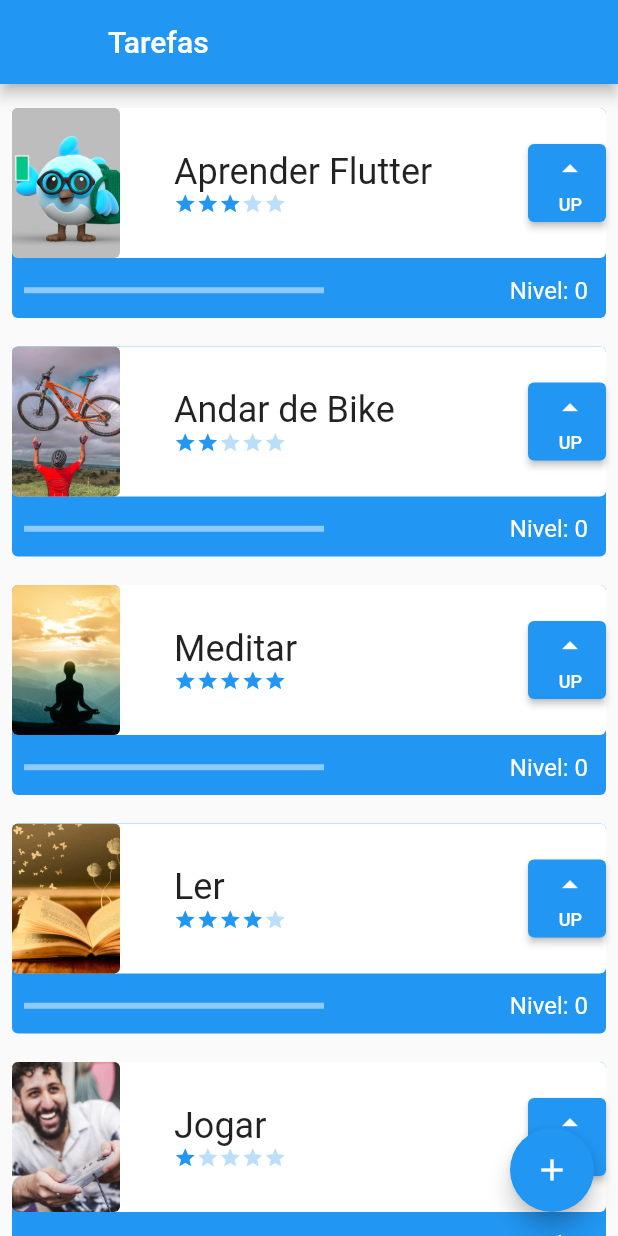
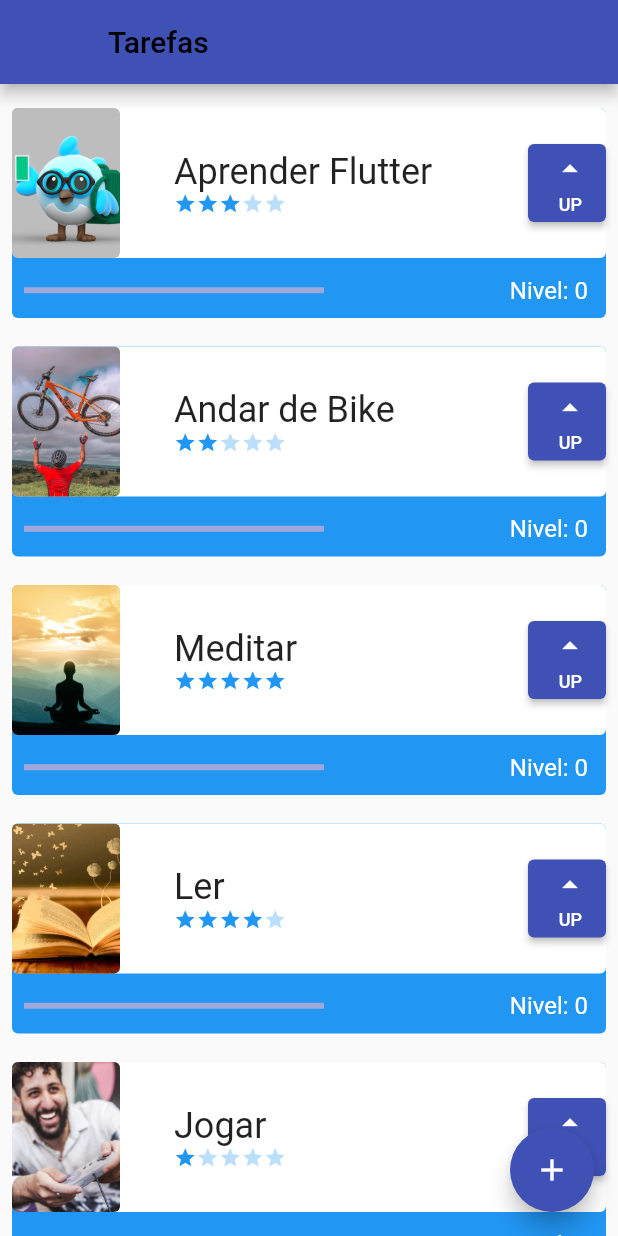
Before and after one commit to fercguerra/app_alura, a Flutter app: the screen it shows after launch, on a phone screen of 412 x 824 dp. Run offline on Flutter 3.47's test engine with Material 2 defaults, Android fonts, the phone set to English and light mode, and no system bars.

Commit message:
Flutter, Dart e SDK upgrade

```diff
--- a/lib/main.dart
+++ b/lib/main.dart
@@ -15,9 +15,11 @@ class MyApp extends StatelessWidget {
       debugShowCheckedModeBanner: false,
       title: 'Aplicativos de Tarefas',
       theme: ThemeData(
-        primarySwatch: Colors.blue,
+        primarySwatch: Colors.indigo,
       ),
-      home: TaskInherited(child: const InitialScreen(),),
+      home: TaskInherited(
+        child: const InitialScreen(),
+      ),
     );
   }
 }
--- a/lib/screens/initial_screen.dart
+++ b/lib/screens/initial_screen.dart
@@ -15,7 +15,10 @@ class _InitialScreenState extends State<InitialScreen> {
     return Scaffold(
       appBar: AppBar(
         leading: Container(),
-        title: const Text('Tarefas'),
+        title: const Text(
+          'Tarefas',
+          style: TextStyle(color: Colors.black),
+        ),
       ),
       body: ListView(
         children: TaskInherited.of(context).taskList,
--- a/pubspec.yaml
+++ b/pubspec.yaml
@@ -18,7 +18,7 @@ publish_to: 'none' # Remove this line if you wish to publish to pub.dev
 version: 1.0.0+1
 
 environment:
-  sdk: ">=2.15.1 <3.0.0"
+  sdk: ">=2.16.2 <3.0.0"
 
 # Dependencies specify other packages that your package needs in order to work.
 # To automatically upgrade your package dependencies to the latest versions
@@ -34,6 +34,7 @@ dependencies:
   # The following adds the Cupertino Icons font to your application.
   # Use with the CupertinoIcons class for iOS style icons.
   cupertino_icons: ^1.0.2
+  sqflite: ^2.2.0
 
 dev_dependencies:
   flutter_test:
```
Also changed, not shown: pubspec.lock, 2 other files.
